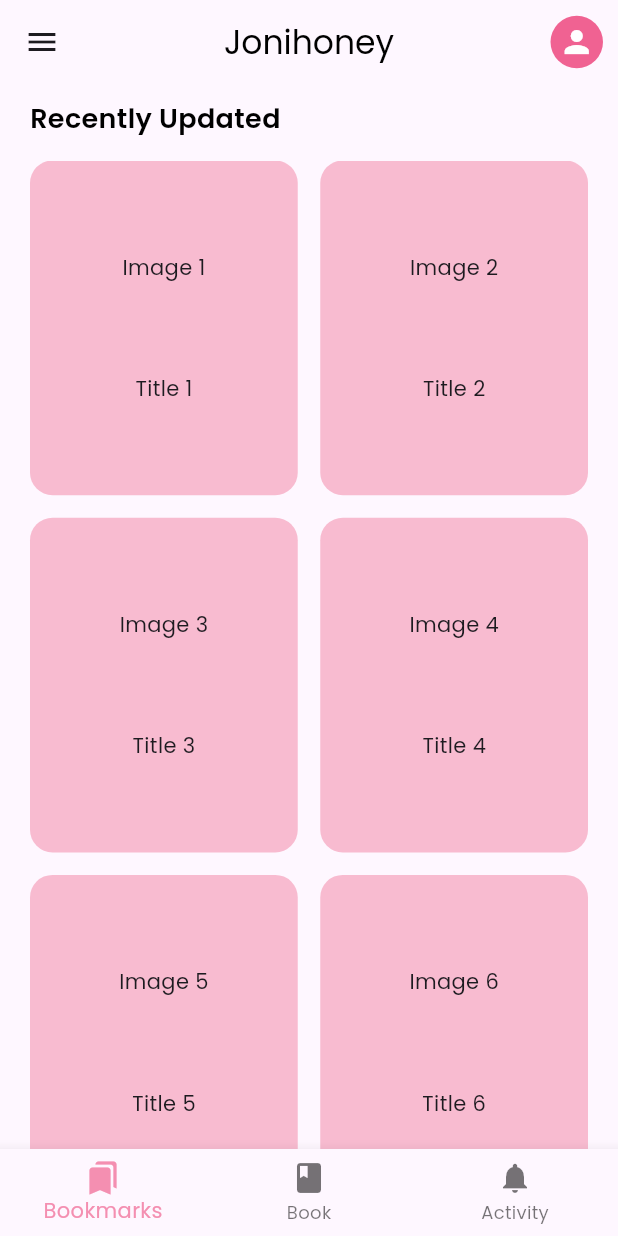
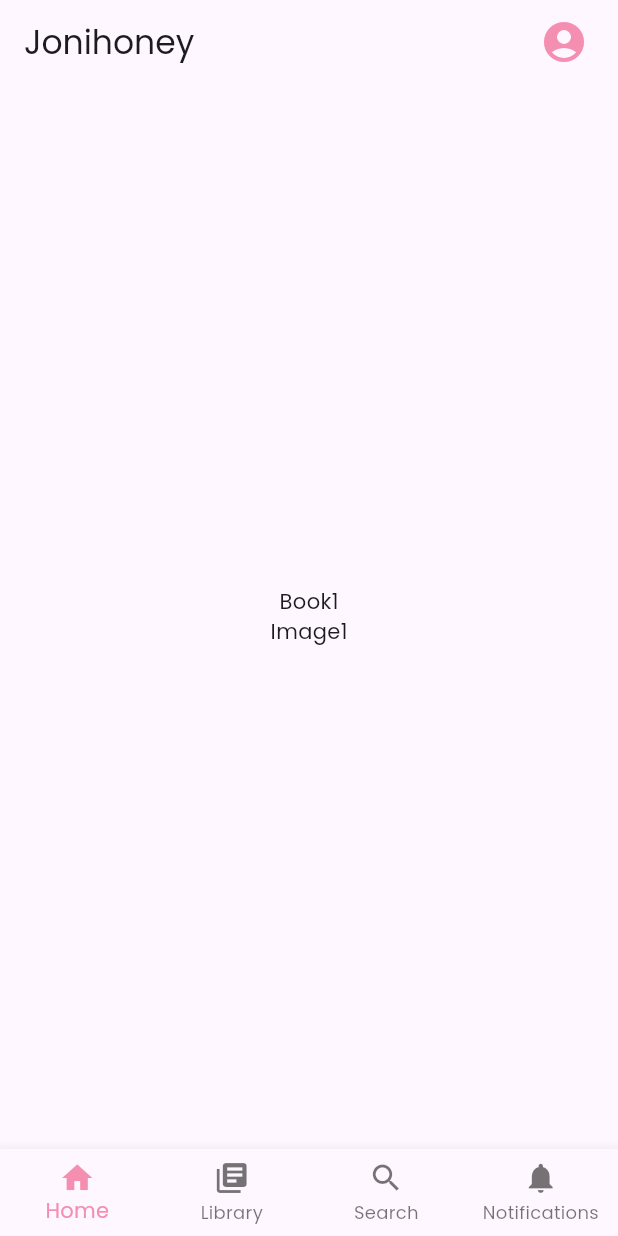
Before and after one commit to Jomar0019/JonihoneyApp, a Flutter app: the screen it shows after launch, on a phone screen of 412 x 824 dp. Run offline on Flutter 3.47's test engine with Material 3 defaults, Android fonts, the phone set to English and light mode, and no system bars.

Commit message:
Bottom NavBar

```diff
--- a/lib/pages/home.dart
+++ b/lib/pages/home.dart
@@ -1,102 +1,80 @@
 import 'package:flutter/material.dart';
 
-class Home extends StatelessWidget {
+class Home extends StatefulWidget {
   const Home({super.key});
+
+  @override
+  State<Home> createState() => _HomeState();
+}
+
+class _HomeState extends State<Home> {
+  int _selectedIndex = 0;
+
+  static const List<Widget> _widgetOptions = <Widget>[
+    Center(child: Column(
+      mainAxisAlignment: MainAxisAlignment.center,
+      children: [
+        Text('Book1'),
+        Text('Image1')
+      ],
+    )),
+    Center(child: Text('Library', style: TextStyle(fontSize: 12))),
+    Center(child: Text('Search', style: TextStyle(fontSize: 12))),
+    Center(child: Text('Notifications', style: TextStyle(fontSize: 12))),
+  ];
+
+  void _onItemTappped(int index) {
+    setState(() {
+      _selectedIndex = index;
+    });
+  }
 
   @override
   Widget build(BuildContext context) {
     return Scaffold(
-      appBar: _appBar(),
-      body: Column(
-        crossAxisAlignment: CrossAxisAlignment.start,
-        children: [
+      appBar: AppBar(
+        title: Text('Jonihoney'),
+        actions: [
           Padding(
-            padding: const EdgeInsets.only(left: 20, top: 10),
-            child: Text(
-              'Recently Updated',
-              style: TextStyle(
-                  fontSize: 18,
-                  fontWeight: FontWeight.bold,
-                  color: Colors.black),
+            padding: const EdgeInsets.only(right: 20),
+            child: Icon(
+              Icons.account_circle,
+              size: 32,
+              color: Colors.pink[200],
             ),
           ),
-          SizedBox(
-            height: 15,
-          ),
-          Expanded(
-            child: GridView.builder(
-              padding: const EdgeInsets.symmetric(horizontal: 20),
-              itemCount: 10, // Example item count
-              gridDelegate: const SliverGridDelegateWithFixedCrossAxisCount(
-                crossAxisCount: 2, // Number of columns
-                crossAxisSpacing: 15, // Horizontal space between items
-                mainAxisSpacing: 15, // Vertical space between items
-                childAspectRatio: 0.8,
-              ),
-              itemBuilder: (context, index) {
-                return Container(
-                  decoration: BoxDecoration(
-                      color: Colors.pink[100],
-                      borderRadius: BorderRadius.circular(15)),
-                  child: Column(
-                    mainAxisAlignment: MainAxisAlignment.spaceEvenly,
-                    children: [
-                      Text('Image ${index + 1}'),
-                      Text('Title ${index + 1}')
-                    ],
-
-                  ),
-                );
-              },
-            ),
-          )
         ],
+        elevation: 0,
       ),
-      bottomNavigationBar: _bottomNavBar(),
+      body: _widgetOptions.elementAt(_selectedIndex),
+      bottomNavigationBar: _bottomNavBar(context),
     );
   }
 
-  BottomNavigationBar _bottomNavBar() {
-    return BottomNavigationBar(
-      fixedColor: Colors.pink[200],
-      items: const [
-        BottomNavigationBarItem(
-          icon: Icon(Icons.bookmarks),
-          label: 'Bookmarks',
-        ),
-        BottomNavigationBarItem(icon: Icon(Icons.book), label: 'Book'),
-        BottomNavigationBarItem(
-          icon: Icon(Icons.notifications),
-          label: 'Activity',
-        ),
-      ],
-    );
-  }
-
-  AppBar _appBar() {
-    return AppBar(
-      title: Text(
-        'Jonihoney',
-        style: TextStyle(fontSize: 22, color: Colors.black),
+  Theme _bottomNavBar(BuildContext context) {
+    return Theme(
+      data: Theme.of(context).copyWith(
+        splashColor: Colors.transparent,
+        highlightColor: Colors.transparent,
       ),
-      centerTitle: true,
-      elevation: 0,
-
-      leading: Container(alignment: Alignment.center, child: Icon(Icons.menu)),
-
-      actions: [
-        Container(
-          alignment: Alignment.center,
-          margin: const EdgeInsets.all(10),
-          width: 35,
-          height: 35,
-          decoration: BoxDecoration(
-            color: Colors.pink[300],
-            borderRadius: BorderRadius.circular(20),
+      child: BottomNavigationBar(
+        type: BottomNavigationBarType.fixed,
+        items: const <BottomNavigationBarItem>[
+          BottomNavigationBarItem(icon: Icon(Icons.home), label: 'Home'),
+          BottomNavigationBarItem(
+            icon: Icon(Icons.library_books),
+            label: 'Library',
           ),
-          child: Icon(Icons.person, color: Colors.white),
-        ),
-      ],
+          BottomNavigationBarItem(icon: Icon(Icons.search), label: 'Search'),
+          BottomNavigationBarItem(
+            icon: Icon(Icons.notifications),
+            label: 'Notifications',
+          ),
+        ],
+        currentIndex: _selectedIndex,
+        selectedItemColor: Colors.pink[200],
+        onTap: _onItemTappped,
+      ),
     );
   }
 }
```
